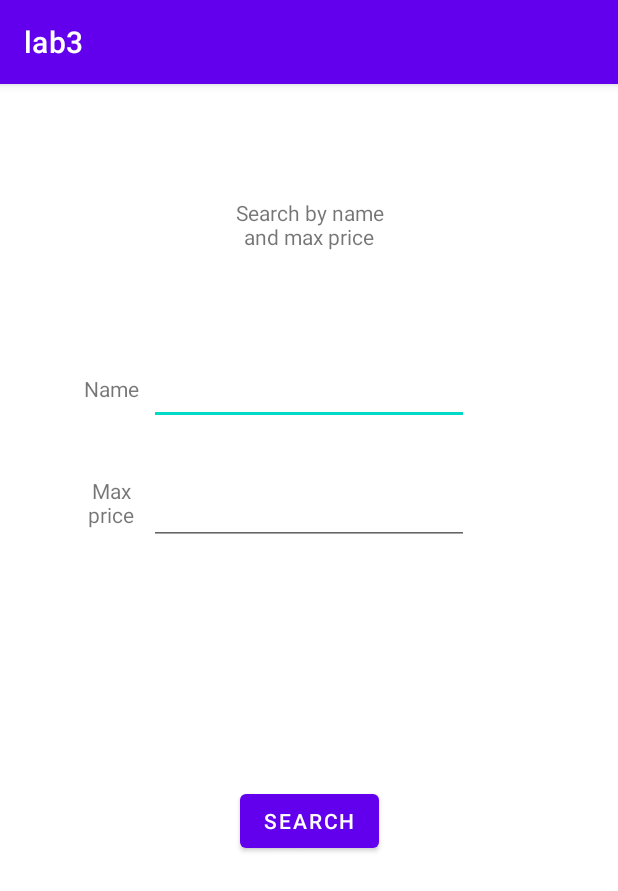
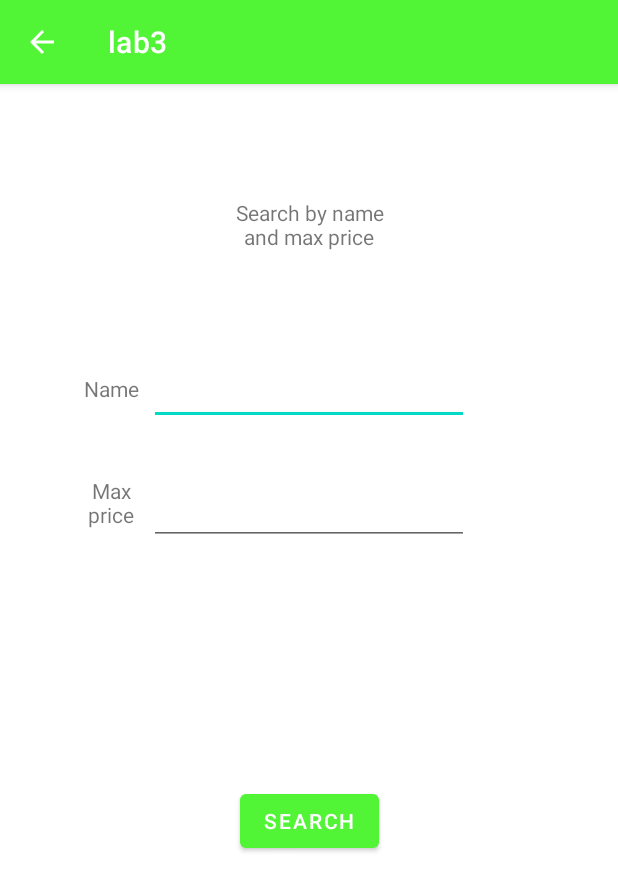
Before and after one commit to SuhovenkoEduard/Sem7, an Android app: the screen it shows after launch (ConstrainedSearch), in the options menu, after a tap on "Search with price", on a phone screen of 412 x 824 dp. Shown: the top 891 px of the screen. Run offline under Robolectric (Android 15) with nearby library versions, the phone set to English and light mode, and no system bars.

Commit message:
ANDROID Lab3 ([1, 2, 3, 7] / 7), refactoring

```diff
--- a/android/lab3/code/app/src/main/AndroidManifest.xml
+++ b/android/lab3/code/app/src/main/AndroidManifest.xml
@@ -14,7 +14,8 @@
         tools:targetApi="31">
         <activity
             android:name=".ConstrainedSearch"
-            android:exported="false">
+            android:exported="false"
+            android:parentActivityName=".MainActivity">
             <meta-data
                 android:name="android.app.lib_name"
                 android:value="" />
@@ -22,7 +23,8 @@
         <activity
             android:name=".MainActivity"
             android:exported="true"
-            android:theme="@style/Theme.Lab3.NoActionBar">
+            android:launchMode="singleInstance"
+            >
             <intent-filter>
                 <action android:name="android.intent.action.MAIN" />
                 <action android:name="android.intent.action.SEARCH" />
--- a/android/lab3/code/app/src/main/java/com/uni/lab3/ConstrainedSearch.java
+++ b/android/lab3/code/app/src/main/java/com/uni/lab3/ConstrainedSearch.java
@@ -6,31 +6,29 @@ import android.content.Intent;
 import android.os.Bundle;
 import android.text.Editable;
 import android.text.TextWatcher;
-import android.view.KeyEvent;
-import android.view.View;
-import android.widget.AutoCompleteTextView;
 import android.widget.Button;
 import android.widget.EditText;
 
-import com.uni.lab3.model.Product;
-import com.uni.lab3.model.ProductSearchByPrice;
+import com.uni.lab3.model.ProductsRepository;
+
+import javax.xml.transform.Result;
 
 public class ConstrainedSearch extends AppCompatActivity {
-    private Product[] products;
-
-    private String currentName;
+    private String currentName = "";
     private String lastMaxPriceString = "";
-    private int currentMaxPrice;
+    private int currentMaxPrice = 0;
 
     @Override
     protected void onCreate(Bundle savedInstanceState) {
         super.onCreate(savedInstanceState);
+        if (getIntent() != null) {
+            Themes theme = (Themes) getIntent().getSerializableExtra("currentTheme");
+            setTheme(ThemesUtils.getThemeId(theme));
+        }
         setContentView(R.layout.activity_constrained_search);
-        products = (Product[]) getIntent().getSerializableExtra("products");
 
         EditText nameInput = findViewById(R.id.nameInput);
         EditText maxPriceInput = findViewById(R.id.maxPriceInput);
-
         nameInput.addTextChangedListener(new TextWatcher() {
             @Override
             public void beforeTextChanged(CharSequence charSequence, int i, int i1, int i2) {}
@@ -73,11 +71,16 @@ public class ConstrainedSearch extends AppCompatActivity {
 
         Button constrainedSearchButton = findViewById(R.id.constrainedSearchButton);
         constrainedSearchButton.setOnClickListener(view -> {
-            Intent mainActivity = new Intent(this, MainActivity.class);
-            mainActivity.putExtra("products", products);
-            mainActivity.putExtra("searchQuery", new ProductSearchByPrice(currentName, currentMaxPrice));
-            startActivity(mainActivity);
+            this.setResult(1, getResultIntent());
+            this.finish();
         });
+    }
+
+    public Intent getResultIntent() {
+        Intent resultIntent = new Intent();
+        resultIntent.putExtra("name", currentName);
+        resultIntent.putExtra("maxPrice", currentMaxPrice);
+        return resultIntent;
     }
 
     public static boolean isInteger(String strNum) {
--- /dev/null
+++ b/android/lab3/code/app/src/main/java/com/uni/lab3/Themes.java
@@ -0,0 +1,7 @@
+package com.uni.lab3;
+
+public enum Themes {
+    RED,
+    GREEN,
+    DEFAULT
+}
--- /dev/null
+++ b/android/lab3/code/app/src/main/java/com/uni/lab3/ThemesUtils.java
@@ -0,0 +1,17 @@
+package com.uni.lab3;
+
+public class ThemesUtils {
+    public static int getThemeId(Themes theme) {
+        switch (theme) {
+            case RED: {
+                return R.style.Theme_Lab3_red;
+            }
+            case GREEN: {
+                return R.style.Theme_Lab3_green;
+            }
+            default: {
+                return R.style.Theme_Lab3;
+            }
+        }
+    }
+}
--- a/android/lab3/code/app/src/main/res/menu/navigation_menu.xml
+++ b/android/lab3/code/app/src/main/res/menu/navigation_menu.xml
@@ -11,4 +11,22 @@
     <item
         android:id="@+id/full_list"
         android:title="@string/full_list" />
+    <item
+        android:id="@+id/theme_menu"
+        android:title="@string/theme"
+        >
+        <menu
+            android:layout_width="match_parent"
+            android:layout_height="match_parent">
+            <item
+                android:id="@+id/default_theme"
+                android:title="@string/default_theme" />
+            <item
+                android:id="@+id/red_theme"
+                android:title="@string/red" />
+            <item
+                android:id="@+id/green_theme"
+                android:title="@string/green" />
+        </menu>
+    </item>
 </menu>
--- a/android/lab3/code/app/src/main/res/values/strings.xml
+++ b/android/lab3/code/app/src/main/res/values/strings.xml
@@ -22,4 +22,8 @@
     <string name="search_by_name_and_max_price">Search by name and max price</string>
     <string name="name">Name</string>
     <string name="search_with_price">Search with price</string>
+    <string name="theme">Theme</string>
+    <string name="default_theme">Default</string>
+    <string name="red">Red</string>
+    <string name="green">Green</string>
 </resources>
--- a/android/lab3/code/app/src/main/res/values/themes.xml
+++ b/android/lab3/code/app/src/main/res/values/themes.xml
@@ -1,4 +1,4 @@
-<resources xmlns:tools="http://schemas.android.com/tools">
+<resources>
     <!-- Base application theme. -->
     <style name="Theme.Lab3" parent="Theme.MaterialComponents.DayNight.DarkActionBar">
         <!-- Primary brand color. -->
@@ -14,6 +14,14 @@
         <!-- Customize your theme here. -->
     </style>
 
+    <style name="Theme.Lab3.red" parent="Theme.MaterialComponents.DayNight.DarkActionBar">
+        <item name="colorPrimary">@color/red_200</item>
+    </style>
+
+    <style name="Theme.Lab3.green" parent="Theme.MaterialComponents.DayNight.DarkActionBar">
+        <item name="colorPrimary">@color/green_200</item>
+    </style>
+
     <style name="Theme.Lab3.NoActionBar">
         <item name="windowActionBar">true</item>
         <item name="windowNoTitle">false</item>
@@ -22,4 +30,7 @@
     <style name="Theme.Lab3.AppBarOverlay" parent="ThemeOverlay.AppCompat.Dark.ActionBar" />
 
     <style name="Theme.Lab3.PopupOverlay" parent="ThemeOverlay.AppCompat.Light" />
+
+    <color name="red_200">#F44336</color>
+    <color name="green_200">#52F436</color>
 </resources>
```
Also changed, not shown: android/lab3/code/app/src/main/java/com/uni/lab3/MainActivity.java (+90 -43 lines), android/lab3/code/app/src/main/java/com/uni/lab3/model/Product.java (+14 -2 lines), android/lab3/code/app/src/main/java/com/uni/lab3/model/ProductSearchByPrice.java (deleted, +0 -40 lines), android/lab3/code/app/src/main/java/com/uni/lab3/model/ProductsRepository.java (added, +55 -0 lines).
